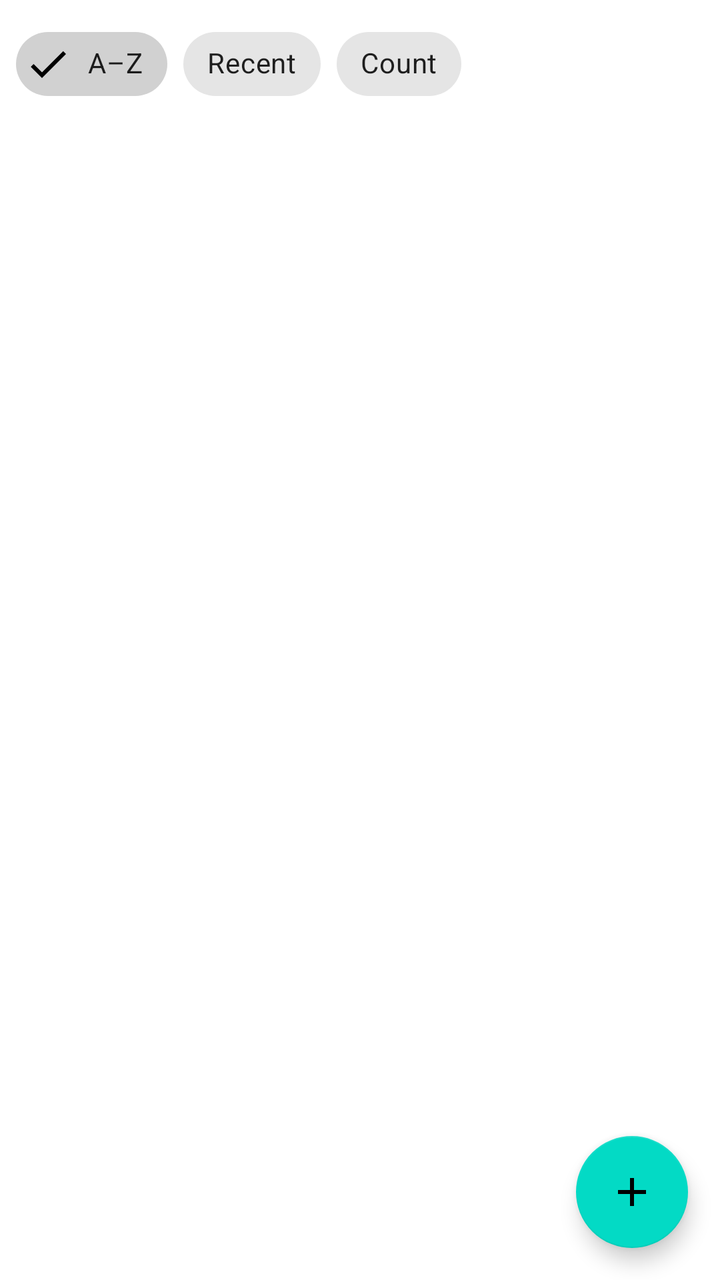
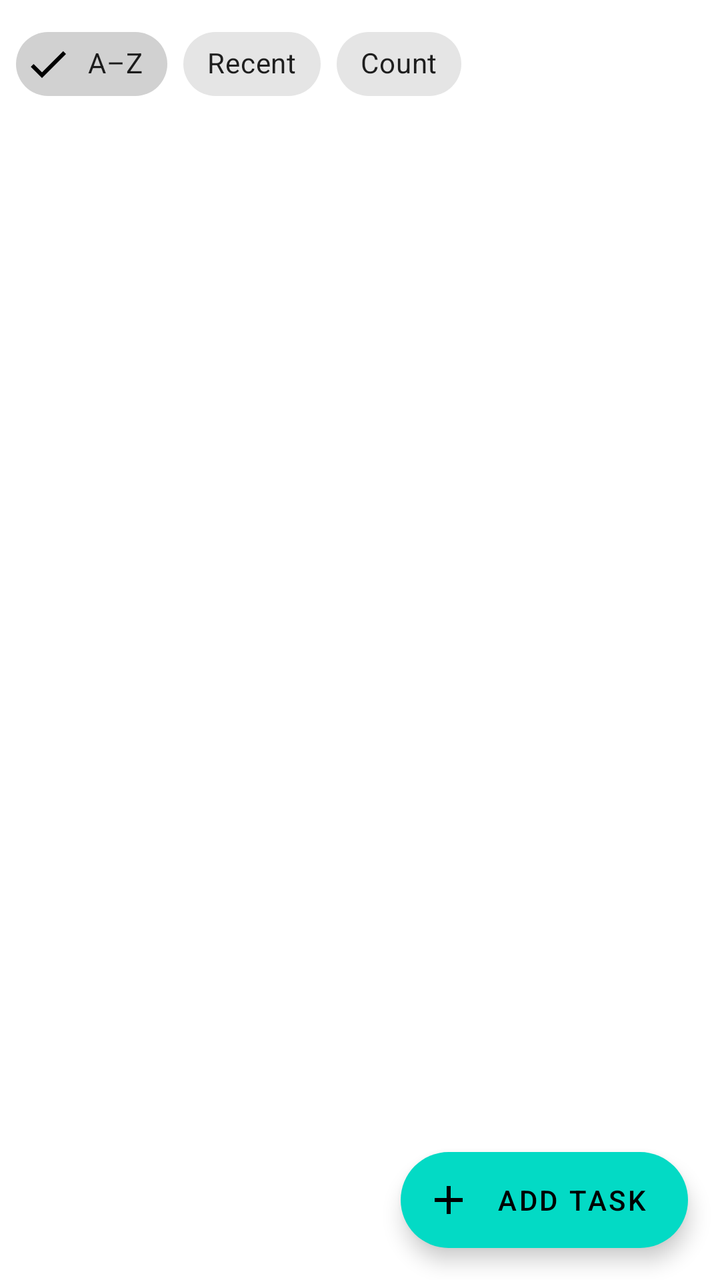

Two renders of the same Android screen: before a commit and after it. Below are the layout's source before the change and the commit's diff.
<!-- AndroidManifest.xml: application theme Theme.MyStreak -->
<!-- res/layout/fragment_tasks.xml -->
<?xml version="1.0" encoding="utf-8"?>
<androidx.coordinatorlayout.widget.CoordinatorLayout xmlns:android="http://schemas.android.com/apk/res/android"
    xmlns:app="http://schemas.android.com/apk/res-auto"
    android:layout_width="match_parent"
    android:layout_height="match_parent">

    <LinearLayout
        android:layout_width="match_parent"
        android:layout_height="match_parent"
        android:orientation="vertical">

        <com.google.android.material.chip.ChipGroup
            android:id="@+id/chip_group_sort"
            android:layout_width="match_parent"
            android:layout_height="wrap_content"
            android:padding="8dp"
            app:singleSelection="true">

            <com.google.android.material.chip.Chip
                android:id="@+id/chip_alpha"
                style="@style/Widget.MaterialComponents.Chip.Filter"
                android:layout_width="wrap_content"
                android:layout_height="wrap_content"
                android:checked="true"
                android:text="@string/sort_alphabetical" />

            <com.google.android.material.chip.Chip
                android:id="@+id/chip_recent"
                style="@style/Widget.MaterialComponents.Chip.Filter"
                android:layout_width="wrap_content"
                android:layout_height="wrap_content"
                android:text="@string/sort_recent" />

            <com.google.android.material.chip.Chip
                android:id="@+id/chip_count"
                style="@style/Widget.MaterialComponents.Chip.Filter"
                android:layout_width="wrap_content"
                android:layout_height="wrap_content"
                android:text="@string/sort_count" />
        </com.google.android.material.chip.ChipGroup>

        <TextView
            android:id="@+id/tv_no_tasks"
            android:layout_width="match_parent"
            android:layout_height="wrap_content"
            android:gravity="center"
            android:padding="32dp"
            android:text="@string/no_tasks"
            android:visibility="gone" />

        <androidx.recyclerview.widget.RecyclerView
            android:id="@+id/rv_tasks"
            android:layout_width="match_parent"
            android:layout_height="0dp"
            android:layout_weight="1"
            android:clipToPadding="false"
            android:paddingBottom="88dp" />
    </LinearLayout>

    <com.google.android.material.floatingactionbutton.FloatingActionButton
        android:id="@+id/fab_add_task"
        android:layout_width="wrap_content"
        android:layout_height="wrap_content"
        android:layout_gravity="bottom|end"
        android:layout_margin="16dp"
        android:contentDescription="@string/add_task"
        app:srcCompat="@drawable/ic_add" />

</androidx.coordinatorlayout.widget.CoordinatorLayout>
<!-- resources referenced by this layout -->
<resources>
  <!-- drawable ic_add (drawable) -->
  <vector xmlns:android="http://schemas.android.com/apk/res/android"
      android:width="24dp"
      android:height="24dp"
      android:viewportWidth="24"
      android:viewportHeight="24"
      android:tint="?attr/colorOnPrimary">
      <path
          android:fillColor="@android:color/white"
          android:pathData="M19,13h-6v6h-2v-6H5v-2h6V5h2v6h6v2z" />
  </vector>
  <string name="add_task">Add Task</string>
  <string name="no_tasks">No tasks yet. Tap + to add one.</string>
  <string name="sort_alphabetical">A–Z</string>
  <string name="sort_count">Count</string>
  <string name="sort_recent">Recent</string>
  <style name="Theme.MyStreak" parent="Theme.MaterialComponents.DayNight.DarkActionBar">
          <item name="colorPrimary">@color/purple_500</item>
          <item name="colorPrimaryVariant">@color/purple_700</item>
          <item name="colorOnPrimary">@android:color/white</item>
          <item name="colorSecondary">@color/teal_200</item>
          <item name="colorOnSecondary">@android:color/black</item>
          <item name="android:statusBarColor">?attr/colorPrimaryVariant</item>
          <item name="windowActionBar">false</item>
          <item name="windowNoTitle">true</item>
      </style>
  <color name="purple_500">#FF6200EE</color>
  <color name="purple_700">#FF3700B3</color>
  <color name="teal_200">#FF03DAC5</color>
</resources>

<!-- the commit's change to res/layout/fragment_tasks.xml (unified diff, before → after) -->
@@ -57,13 +57,13 @@
             android:paddingBottom="88dp" />
     </LinearLayout>
 
-    <com.google.android.material.floatingactionbutton.FloatingActionButton
+    <com.google.android.material.floatingactionbutton.ExtendedFloatingActionButton
         android:id="@+id/fab_add_task"
         android:layout_width="wrap_content"
         android:layout_height="wrap_content"
         android:layout_gravity="bottom|end"
         android:layout_margin="16dp"
-        android:contentDescription="@string/add_task"
-        app:srcCompat="@drawable/ic_add" />
+        android:text="@string/add_task"
+        app:icon="@drawable/ic_add" />
 
 </androidx.coordinatorlayout.widget.CoordinatorLayout>
